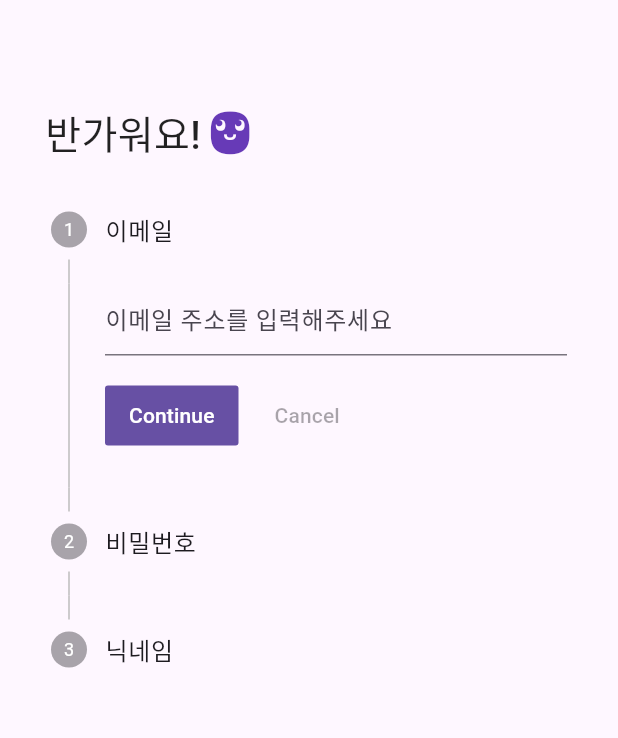
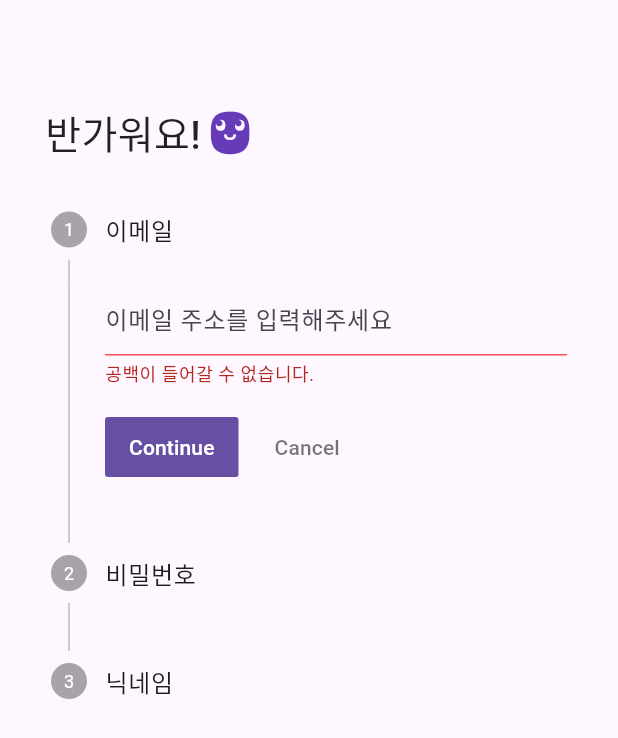
Before and after one commit to 2024-capstone-team119/FE-page, a Flutter app: the MySignUp screen opened directly, after a tap on "Continue", on a phone screen of 412 x 824 dp. Shown: the top 738 px of the screen. Run offline on Flutter 3.47's test engine with Material 3 defaults, Android fonts, the phone set to English and light mode, and no system bars; our stand-ins replace card_swiper, flutter_cache_manager, flutter_spinkit, fluttertoast, get, image_picker and 2 more; missing offline and left inert: flutter_naver_login, flutter_naver_map; network calls fail; Roboto replaces fonts that are missing (Pretendard).

Commit message:
feat : 회원가입 api 연결중

```diff
--- a/allcon/lib/pages/login/MyLogIn.dart
+++ b/allcon/lib/pages/login/MyLogIn.dart
@@ -93,7 +93,6 @@ class _MyMyLogInState extends State<MyLogIn> {
                 text: "로그인",
                 funPageRoute: () async {
                   if (_formKey.currentState!.validate()) {
-                    // Get.to(() => MyHome());
                     String token = await u.login(
                         _userEmail.text.trim(), _userPwd.text.trim());
                     if (token != "-1") {
--- a/allcon/lib/pages/login/MySignUp.dart
+++ b/allcon/lib/pages/login/MySignUp.dart
@@ -1,6 +1,12 @@
+import 'dart:convert';
+
+import 'package:allcon/pages/home/Home.dart';
+import 'package:allcon/service/registService.dart';
+import 'package:allcon/utils/convert_utf8.dart';
 import 'package:allcon/utils/validator_util.dart';
 import 'package:allcon/widget/custom_text_form_field.dart';
 import 'package:flutter/material.dart';
+import 'package:get/get.dart';
 
 class MySignUp extends StatefulWidget {
   const MySignUp({super.key});
@@ -13,6 +19,10 @@ class _MySignUpState extends State<MySignUp> {
   final _emailFormKey = GlobalKey<FormState>();
   final _pwdFormKey = GlobalKey<FormState>();
   final _userNameFormKey = GlobalKey<FormState>();
+
+  final _emailController = TextEditingController();
+  final _pwdController = TextEditingController();
+  final _userNameController = TextEditingController();
 
   @override
   Widget build(BuildContext context) {
@@ -79,6 +89,7 @@ class _MySignUpState extends State<MySignUp> {
                 child: CustomTextFormField(
                   hint: '이메일 주소를 입력해주세요',
                   funValidator: validateEmail(),
+                  controller: _emailController,
                 ),
               )
             ],
@@ -93,6 +104,7 @@ class _MySignUpState extends State<MySignUp> {
                 child: CustomTextFormField(
                   hint: '이메일 주소를 입력해주세요',
                   funValidator: validatePwd(),
+                  controller: _pwdController,
                 ),
               )
             ],
@@ -107,18 +119,66 @@ class _MySignUpState extends State<MySignUp> {
                 child: CustomTextFormField(
                   hint: '닉네임을 입력해주세요',
                   funValidator: validateUserName(),
+                  controller: _userNameController,
                 ),
               )
             ],
           ),
         ),
       ],
-      onStepContinue: () {
-        setState(() {
-          if (_currentStep < 2) {
-            _currentStep += 1;
-          }
-        });
+      onStepContinue: () async {
+        switch (_currentStep) {
+          case 0:
+            // 이메일 형식 유효할 경우
+            if (_emailFormKey.currentState!.validate()) {
+              final email = _emailController.text;
+              bool emailExists = await RegistService().checkEmailExists(email);
+              // 이메일 중복 아닐 경우
+              if (emailExists) {
+                setState(() {
+                  _currentStep++;
+                });
+              } else {
+                Get.snackbar('회원가입 실패', '이미 등록된 이메일입니다.');
+              }
+            }
+            break;
+          case 1:
+            setState(() {
+              _currentStep++;
+            });
+            break;
+
+          // 닉네임중복확인
+          case 2:
+            if (_userNameFormKey.currentState!.validate()) {
+              final email = _userNameController.text;
+              bool nickNameExists =
+                  await RegistService().checkNicknameExists(email);
+              // 닉네임 중복 아닐 경우 -> 회원가입
+              if (nickNameExists) {
+                var req = await RegistService().registerUser(
+                  _emailController.text,
+                  _pwdController.text,
+                  _userNameController.text,
+                );
+                if (req is Exception) {
+                  Get.snackbar('회원가입 실패', '회원가입에 실패하였습니다😭');
+                } else {
+                  Get.offAll(MyHome());
+                }
+              } else {
+                Get.snackbar('회원가입 실패', '이미 등록된 닉네임입니다.');
+              }
+            }
+            break;
+        }
+      },
+      onStepCancel: () {
+        if (_currentStep <= 0)
+          Get.back();
+        else
+          _currentStep -= 1;
       },
     );
   }
--- a/allcon/lib/service/registService.dart
+++ b/allcon/lib/service/registService.dart
@@ -1,7 +1,4 @@
-// ignore_for_file: avoid_print
-
 import 'dart:convert';
-import 'package:flutter/material.dart';
 import 'package:http/http.dart' as http;
 import 'baseUrl.dart';
 
```
Also changed, not shown: allcon/lib/model/user_model.dart (+12 -9 lines).
